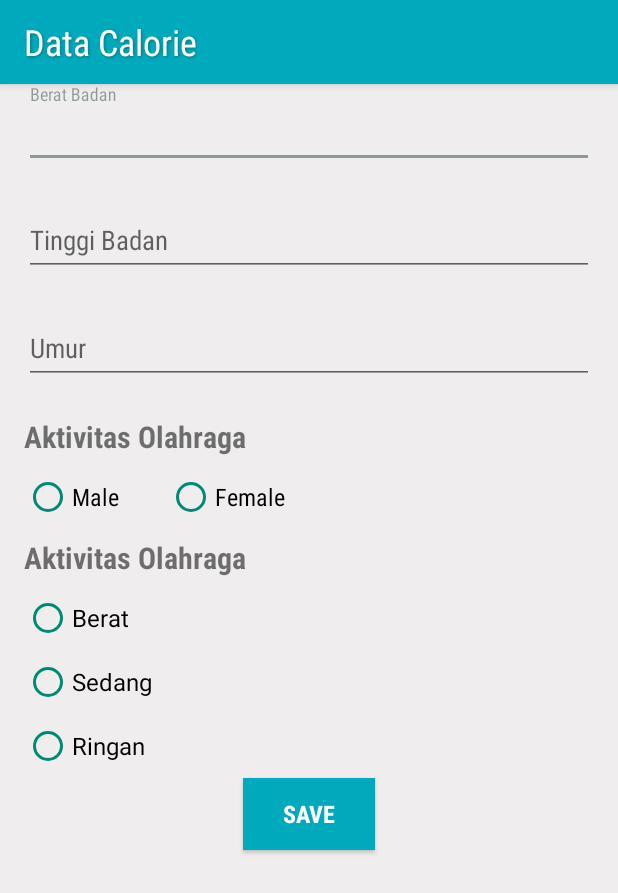
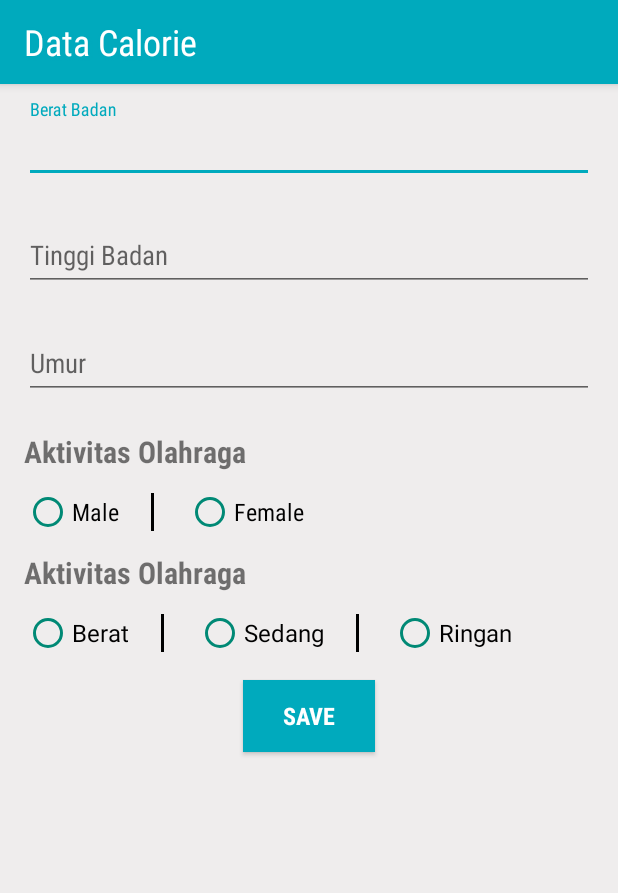
Before and after one commit to biekaeksa/CalNories, an Android app: the CaloriesActivity screen opened directly, with no data from a screen before it, on a phone screen of 412 x 824 dp. Shown: the top 893 px of the screen. Run offline under Robolectric (Android 15) with nearby library versions, the phone set to English and light mode, and no system bars; our stand-ins replace ButterKnife; libraries missing offline, so code that uses them is left out: rx.android.schedulers, rx.schedulers.

```diff
--- a/app/build.gradle
+++ b/app/build.gradle
@@ -38,7 +38,7 @@ dependencies {
     compile 'io.reactivex:rxjava:1.1.8'
     compile 'com.github.bumptech.glide:glide:3.7.0'
     compile 'com.android.support.constraint:constraint-layout:1.0.2'
-    compile 'com.github.PhilJay:MPAndroidChart:v2.2.4'
+    compile 'com.github.pavlospt:circleview:1.3'
     testCompile 'junit:junit:4.12'
     annotationProcessor 'com.jakewharton:butterknife-compiler:8.5.1'
 
--- a/app/src/main/java/com/spiderman/calnories/food/FoodAdapter.java
+++ b/app/src/main/java/com/spiderman/calnories/food/FoodAdapter.java
@@ -69,8 +69,6 @@ public class FoodAdapter extends RecyclerView.Adapter<FoodAdapter.FoodViewHelper
         holder.txtName.setText(foodModel.getFood_name());
         Glide.with(context)
                 .load(foodModel.getPhoto_url())
-                .error(ContextCompat.getDrawable(context, R.drawable.ic_circle))
-                .placeholder(ContextCompat.getDrawable(context, R.drawable.ic_circle))
                 .into(holder.imgFood);
     }
 
--- a/app/src/main/java/com/spiderman/calnories/profile/ProfileAdapter.java
+++ b/app/src/main/java/com/spiderman/calnories/profile/ProfileAdapter.java
@@ -49,9 +49,9 @@ public class ProfileAdapter extends RecyclerView.Adapter<ProfileAdapter.ProfileV
 
 
     public class ProfileViewHolder extends RecyclerView.ViewHolder {
-        @BindView(R.id.profile_calorie)
+        @BindView(R.id.profile_kalori)
         TextView txtCalorie;
-        @BindView(R.id.profile_target)
+        @BindView(R.id.profile_category)
         TextView txtTarget;
         public ProfileViewHolder(View itemView) {
             super(itemView);
--- a/app/src/main/java/com/spiderman/calnories/signInGoogle/LoginActivity.java
+++ b/app/src/main/java/com/spiderman/calnories/signInGoogle/LoginActivity.java
@@ -10,6 +10,8 @@ import android.os.Bundle;
 import android.util.Log;
 import android.view.Menu;
 import android.view.View;
+import android.view.Window;
+import android.view.WindowManager;
 
 import com.google.android.gms.auth.api.Auth;
 import com.google.android.gms.auth.api.signin.GoogleSignInAccount;
@@ -46,8 +48,11 @@ public class LoginActivity extends AppCompatActivity implements View.OnClickList
     @Override
     protected void onCreate(Bundle savedInstanceState) {
         super.onCreate(savedInstanceState);
+        getWindow().setFlags(WindowManager.LayoutParams.FLAG_FULLSCREEN,
+                WindowManager.LayoutParams.FLAG_FULLSCREEN);
         setContentView(R.layout.activity_login);
         ButterKnife.bind(this);
+
         if(SessionUtils.isLoggedIn(this)){
             Intent intent = new Intent(LoginActivity.this, MainActivity.class);
             startActivity(intent);
--- a/app/src/main/res/drawable/circle_shape.xml
+++ b/app/src/main/res/drawable/circle_shape.xml
@@ -3,8 +3,9 @@
     xmlns:android="http://schemas.android.com/apk/res/android"
     android:shape="ring"
     android:innerRadiusRatio="2.5"
-    android:thickness="1dp"
-    android:useLevel="false">
+    android:thickness="10dp"
+    android:useLevel="false"
+    android:tint="@color/colorPrimary">
 
     <solid android:color="#CCC" />
 
--- a/app/src/main/res/layout/activity_calories.xml
+++ b/app/src/main/res/layout/activity_calories.xml
@@ -1,162 +1,202 @@
 <?xml version="1.0" encoding="utf-8"?>
 <LinearLayout xmlns:android="http://schemas.android.com/apk/res/android"
+    xmlns:app="http://schemas.android.com/apk/res-auto"
     xmlns:tools="http://schemas.android.com/tools"
     android:layout_width="match_parent"
-    xmlns:app="http://schemas.android.com/apk/res-auto"
-    android:orientation="vertical"
     android:layout_height="match_parent"
     android:background="@color/colorGrayBakcground"
+    android:orientation="vertical"
     tools:context="com.spiderman.calnories.calories.CaloriesActivity">
+
     <android.support.v7.widget.Toolbar
         android:id="@+id/toolbarTitle"
+        style="@style/MyToolbar"
         android:layout_width="match_parent"
         android:layout_height="?actionBarSize"
-        style="@style/MyToolbar"
         app:titleTextAppearance="@style/ToolbarTextAppearance.Title">
 
     </android.support.v7.widget.Toolbar>
 
     <android.support.design.widget.TextInputLayout
         android:layout_width="match_parent"
-        android:layout_height="wrap_content">
+        android:layout_height="wrap_content"
+        android:layout_marginTop="10dp">
+
         <EditText
             android:id="@+id/bb"
             android:layout_width="match_parent"
             android:layout_height="match_parent"
-            android:inputType="number"
+            android:layout_marginBottom="16dp"
+            android:layout_marginLeft="16dp"
+            android:layout_marginRight="16dp"
+            android:fontFamily="sans-serif-condensed"
             android:hint="Berat Badan"
-            android:layout_marginTop="20dp"
-            android:fontFamily="sans-serif-condensed"
-            android:layout_marginBottom="16dp"
-            android:layout_marginRight="16dp"
-            android:layout_marginLeft="16dp" />
+            android:inputType="number" />
     </android.support.design.widget.TextInputLayout>
+
     <android.support.design.widget.TextInputLayout
         android:layout_width="match_parent"
         android:layout_height="wrap_content">
+
         <EditText
             android:id="@+id/tb"
             android:layout_width="match_parent"
             android:layout_height="match_parent"
+            android:layout_margin="16dp"
+            android:fontFamily="sans-serif-condensed"
             android:hint="Tinggi Badan"
-            android:fontFamily="sans-serif-condensed"
             android:inputType="number"
-            android:textColorHint="@android:color/holo_orange_light"
-            android:layout_margin="16dp"/>
+            android:textColorHint="@android:color/holo_orange_light" />
     </android.support.design.widget.TextInputLayout>
+
     <android.support.design.widget.TextInputLayout
         android:layout_width="match_parent"
         android:layout_height="wrap_content">
+
         <EditText
             android:id="@+id/umur"
-            android:fontFamily="sans-serif-condensed"
             android:layout_width="match_parent"
             android:layout_height="match_parent"
-            android:inputType="number"
+            android:layout_margin="16dp"
+            android:fontFamily="sans-serif-condensed"
             android:hint="Umur"
-            android:layout_margin="16dp"/>
+            android:inputType="number" />
     </android.support.design.widget.TextInputLayout>
+
     <TextView
         android:layout_width="wrap_content"
         android:layout_height="wrap_content"
+        android:layout_marginBottom="5dp"
+        android:layout_marginLeft="16dp"
+        android:layout_marginRight="16dp"
+        android:layout_marginTop="5dp"
+        android:fontFamily="sans-serif-condensed"
         android:text="Aktivitas Olahraga"
-        android:textStyle="bold"
-        android:fontFamily="sans-serif-condensed"
-        android:layout_marginLeft="16dp"
-        android:layout_marginTop="5dp"
-        android:layout_marginBottom="5dp"
-        android:layout_marginRight="16dp"
-        android:textSize="20sp"/>
+        android:textSize="20sp"
+        android:textStyle="bold" />
+
     <RadioGroup
         android:id="@+id/rdGender"
         android:layout_width="match_parent"
         android:layout_height="wrap_content"
         android:orientation="horizontal">
+
         <RadioButton
             android:id="@+id/male"
             android:layout_width="wrap_content"
             android:layout_height="wrap_content"
+            android:layout_marginBottom="5dp"
+            android:layout_marginLeft="16dp"
+            android:layout_marginRight="16dp"
+            android:layout_marginTop="5dp"
+            android:fontFamily="sans-serif-condensed"
             android:text="Male"
             android:textSize="16sp"
-            android:fontFamily="sans-serif-condensed"
-            android:layout_marginLeft="16dp"
-            android:layout_marginTop="5dp"
-            android:layout_marginBottom="5dp"
-            android:layout_marginRight="16dp"
-            android:theme="@style/MyRadioButton"/>
+            android:theme="@style/MyRadioButton" />
+
+        <View
+            android:layout_width="2dp"
+            android:layout_height="25dp"
+            android:layout_gravity="center"
+            android:layout_margin="5dp"
+            android:background="@android:color/black" />
+        "
+
         <RadioButton
             android:id="@+id/female"
             android:layout_width="wrap_content"
             android:layout_height="wrap_content"
+            android:layout_marginBottom="5dp"
+            android:layout_marginLeft="16dp"
+            android:layout_marginRight="16dp"
+            android:layout_marginTop="5dp"
+            android:fontFamily="sans-serif-condensed"
             android:text="Female"
             android:textSize="16sp"
-            android:fontFamily="sans-serif-condensed"
-            android:layout_marginLeft="16dp"
-            android:layout_marginTop="5dp"
-            android:layout_marginBottom="5dp"
-            android:layout_marginRight="16dp"
-            android:theme="@style/MyRadioButton"/>
+            android:theme="@style/MyRadioButton" />
     </RadioGroup>
+
     <TextView
         android:layout_width="wrap_content"
         android:layout_height="wrap_content"
+        android:layout_marginBottom="5dp"
+        android:layout_marginLeft="16dp"
+        android:layout_marginRight="16dp"
+        android:layout_marginTop="5dp"
+        android:fontFamily="sans-serif-condensed"
         android:text="Aktivitas Olahraga"
-        android:textStyle="bold"
-        android:fontFamily="sans-serif-condensed"
-        android:layout_marginLeft="16dp"
-        android:layout_marginTop="5dp"
-        android:layout_marginBottom="5dp"
-        android:layout_marginRight="16dp"
-        android:textSize="20sp"/>
+        android:textSize="20sp"
+        android:textStyle="bold" />
+
     <RadioGroup
         android:id="@+id/rdActi"
         android:layout_width="match_parent"
-        android:layout_height="wrap_content">
+        android:layout_height="wrap_content"
+        android:orientation="horizontal">
+
         <RadioButton
             android:id="@+id/berat"
             android:layout_width="wrap_content"
             android:layout_height="wrap_content"
+            android:layout_marginBottom="5dp"
+            android:layout_marginLeft="16dp"
+            android:layout_marginRight="16dp"
+            android:layout_marginTop="5dp"
             android:text="Berat"
             android:textSize="16sp"
-            android:layout_marginLeft="16dp"
-            android:layout_marginTop="5dp"
-            android:layout_marginBottom="5dp"
-            android:layout_marginRight="16dp"
-            android:theme="@style/MyRadioButton"/>
+            android:theme="@style/MyRadioButton" />
+
+        <View
+            android:layout_width="2dp"
+            android:layout_height="25dp"
+            android:layout_gravity="center"
+            android:layout_margin="5dp"
+            android:background="@android:color/black" />
+
         <RadioButton
             android:id="@+id/sedang"
             android:layout_width="wrap_content"
             android:layout_height="wrap_content"
+            android:layout_marginBottom="5dp"
+            android:layout_marginLeft="16dp"
+            android:layout_marginRight="16dp"
+            android:layout_marginTop="5dp"
             android:text="Sedang"
             android:textSize="16sp"
-            android:layout_marginLeft="16dp"
-            android:layout_marginTop="5dp"
-            android:layout_marginBottom="5dp"
-            android:layout_marginRight="16dp"
-            android:theme="@style/MyRadioButton"/>
+            android:theme="@style/MyRadioButton" />
+
+        <View
+            android:layout_width="2dp"
+            android:layout_height="25dp"
+            android:layout_gravity="center"
+            android:layout_margin="5dp"
+            android:background="@android:color/black" />
+
         <RadioButton
             android:id="@+id/rendah"
             android:layout_width="wrap_content"
             android:layout_height="wrap_content"
+            android:layout_marginBottom="5dp"
+            android:layout_marginLeft="16dp"
+            android:layout_marginRight="16dp"
+            android:layout_marginTop="5dp"
             android:text="Ringan"
             android:textSize="16sp"
-            android:layout_marginLeft="16dp"
-            android:layout_marginTop="5dp"
-            android:layout_marginBottom="5dp"
-            android:layout_marginRight="16dp"
-            android:theme="@style/MyRadioButton"/>
+            android:theme="@style/MyRadioButton" />
     </RadioGroup>
+
     <Button
         android:id="@+id/btnSave"
         android:layout_width="wrap_content"
         android:layout_height="wrap_content"
+        android:layout_gravity="center_horizontal"
+        android:background="@color/colorPrimary"
         android:fontFamily="sans-serif-condensed"
+        android:text="Save"
+        android:layout_margin="10dp"
+        android:textColor="@android:color/background_light"
         android:textSize="16sp"
         android:textStyle="bold"
-        android:text="Save"
-        android:layout_gravity="center_horizontal"
-        android:theme="@style/MyButton"
-        android:textColor="@android:color/background_light"
-        android:background="@color/colorPrimary"/>
+        android:theme="@style/MyButton" />
 
 </LinearLayout>
--- a/app/src/main/res/layout/fragment_category_row_item.xml
+++ b/app/src/main/res/layout/fragment_category_row_item.xml
@@ -48,7 +48,7 @@
             android:layout_marginTop="@dimen/activity_vertical_margin"
             android:layout_marginLeft="5dp"
             android:layout_marginRight="5dp"
-            android:background="@color/colorGreen"/>
+            android:background="@color/colorAccent"/>
 
     </RelativeLayout>
 </RelativeLayout>
--- a/app/src/main/res/layout/fragment_reminder.xml
+++ b/app/src/main/res/layout/fragment_reminder.xml
@@ -55,7 +55,7 @@
     <View
         android:layout_width="match_parent"
         android:layout_height="1dp"
-        android:background="@android:color/black"
+        android:background="@color/colorAccent"
         android:layout_marginLeft="@dimen/activity_horizontal_margin"
         android:layout_marginRight="@dimen/activity_horizontal_margin"/>
 
@@ -108,7 +108,7 @@
     <View
         android:layout_width="match_parent"
         android:layout_height="1dp"
-        android:background="@android:color/black"
+        android:background="@color/colorAccent"
         android:layout_marginLeft="@dimen/activity_horizontal_margin"
         android:layout_marginRight="@dimen/activity_horizontal_margin"/>
 
@@ -161,7 +161,7 @@
     <View
         android:layout_width="match_parent"
         android:layout_height="1dp"
-        android:background="@android:color/black"
+        android:background="@color/colorAccent"
         android:layout_marginLeft="@dimen/activity_horizontal_margin"
         android:layout_marginRight="@dimen/activity_horizontal_margin"/>
 
--- a/app/src/main/res/values/colors.xml
+++ b/app/src/main/res/values/colors.xml
@@ -2,9 +2,9 @@
 <resources>
     <color name="colorPrimary">#00aabd</color>
     <color name="colorPrimaryDark">#008975</color>
-    <color name="colorAccent">#6c0f2526</color>
+    <color name="colorAccent">#00aabd</color>
     <color name="colorGreen">#8BC34A</color>
-    <color name="colorGrid">#00bf9a</color>
+    <color name="colorGrid">#6A00AABD</color>
     <color name="colorRed">#E57373</color>
     <color name="colorBlue">#00B0FF</color>
     <color name="colorBackground">#b0f7f6f3</color>
```
Also changed, not shown: app/src/main/java/com/spiderman/calnories/profile/ProfileFragment.java (+35 -34 lines), app/src/main/java/com/spiderman/calnories/util/StringHelper.java (+18 -0 lines), app/src/main/res/layout/activity_login.xml (+4 -14 lines), app/src/main/res/layout/fragment_profile.xml (+36 -31 lines), app/src/main/res/layout/fragment_profile_grid_item.xml (+15 -16 lines), app/src/main/res/drawable/im_background.png (added).
